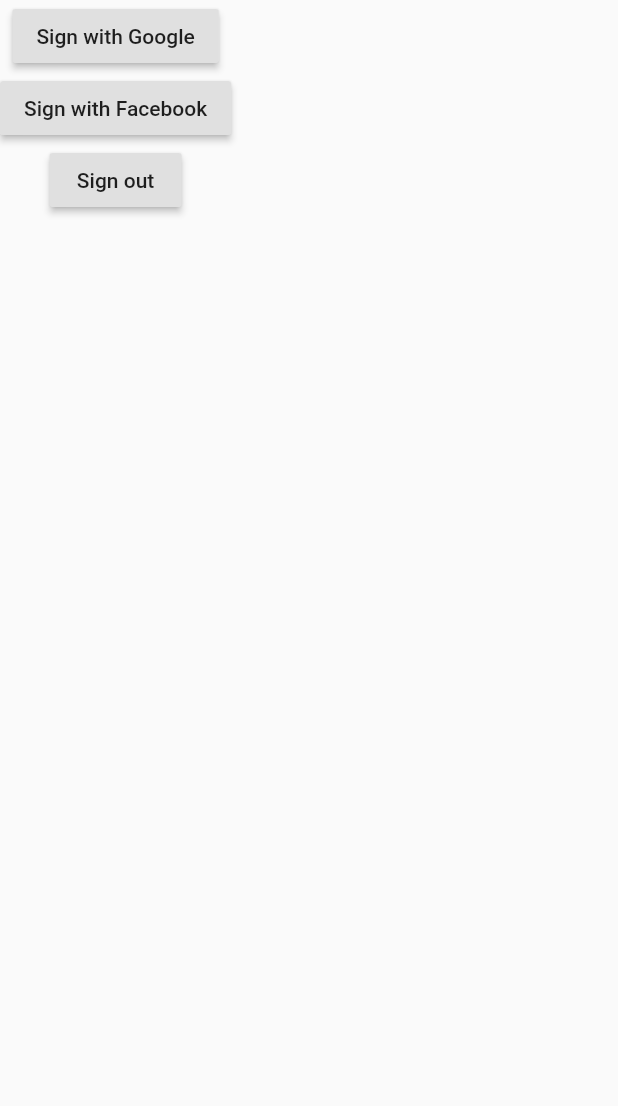
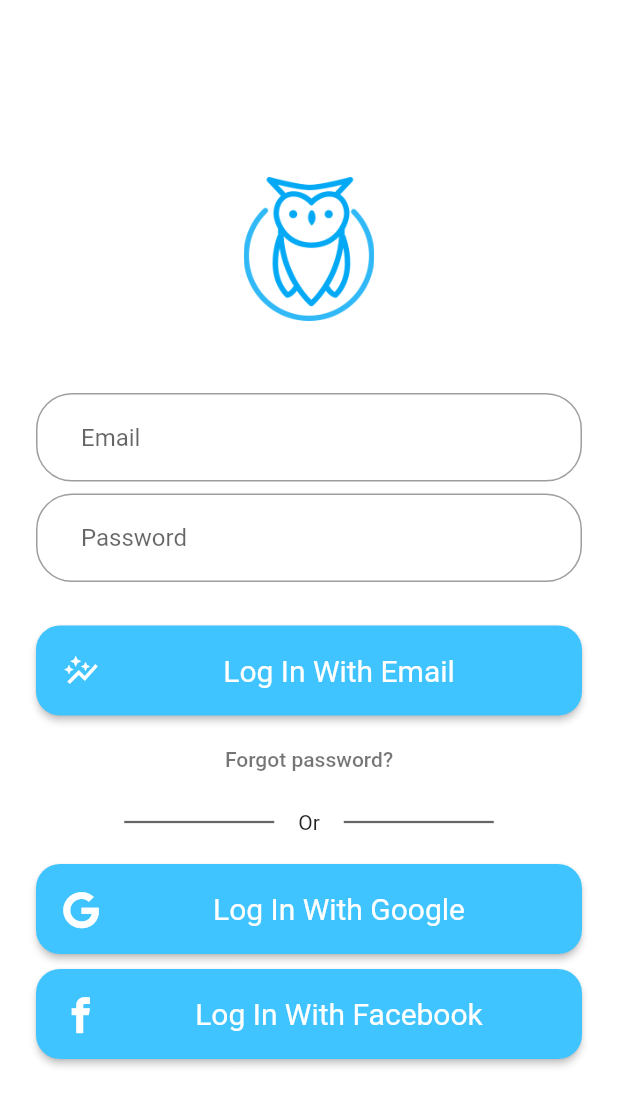
Before and after one commit to akashrajbanshi/bds, a Flutter app: the screen it shows after launch, on a phone screen of 412 x 824 dp. Shown: the top 1106 px of the screen. Run offline on Flutter 3.47's test engine with Material 2 defaults, Android fonts, the phone set to English and light mode, and no system bars; our stand-ins replace firebase_auth, firebase_database, google_sign_in, table_calendar; missing offline and left inert: flutter_facebook_login; accounts and stored records are empty.

Commit message:
Added login with email and password with firebase autentication

```diff
--- /dev/null
+++ b/lib/common/customicon.dart
@@ -0,0 +1,8 @@
+import 'package:flutter/material.dart';
+
+class CustomIcons {
+  static const IconData twitter = IconData(0xe900, fontFamily: "CustomIcons");
+  static const IconData facebook = IconData(0xe901, fontFamily: "CustomIcons");
+  static const IconData google = IconData(0xe902, fontFamily: "CustomIcons");
+  static const IconData email = IconData(0xe0be, fontFamily: "MaterialIcons");
+}
--- /dev/null
+++ b/lib/common/socialicon.dart
@@ -0,0 +1,22 @@
+import 'package:flutter/material.dart';
+
+class SocialIcon extends StatelessWidget {
+  final IconData iconData;
+
+  SocialIcon({this.iconData});
+
+  @override
+  Widget build(BuildContext context) {
+    return new Padding(
+      padding: EdgeInsets.only(),
+      child: Container(
+        width: 40.0,
+        height: 40.0,
+        child: RawMaterialButton(
+          shape: CircleBorder(),
+          child: Icon(iconData, color: Colors.white),
+        ),
+      ),
+    );
+  }
+}
--- /dev/null
+++ b/lib/common/styles.dart
@@ -0,0 +1,11 @@
+import 'dart:ui';
+
+import 'package:flutter/cupertino.dart';
+import 'package:flutter/material.dart';
+
+class Style {
+  static TextStyle button(BuildContext context) {
+    return Theme.of(context).textTheme.title.copyWith(
+        fontSize: 20, fontWeight: FontWeight.normal, color: Colors.white);
+  }
+}
--- a/lib/pages/authenticationpage.dart
+++ b/lib/pages/authenticationpage.dart
@@ -1,5 +1,10 @@
+import 'dart:async';
 import 'dart:convert';
+import 'dart:math';
 
+import 'package:bds/common/customicon.dart';
+import 'package:bds/common/socialicon.dart';
+import 'package:bds/common/styles.dart';
 import 'package:flutter/cupertino.dart';
 import 'package:firebase_auth/firebase_auth.dart';
 import 'package:flutter/material.dart';
@@ -14,7 +19,61 @@ class AuthenticationPage extends StatefulWidget {
 class _AuthenticationPageState extends State<AuthenticationPage> {
   final FirebaseAuth _auth = FirebaseAuth.instance;
   final GoogleSignIn _googleSignIn = new GoogleSignIn();
-  final FacebookLogin _facebookLogin = FacebookLogin();
+  final FacebookLogin _facebookSignIn = new FacebookLogin();
+
+  TextEditingController _emailController;
+  TextEditingController _passwordController;
+
+  final GlobalKey<ScaffoldState> scaffoldKey = new GlobalKey<ScaffoldState>();
+
+  @override
+  void initState() {
+    super.initState();
+
+    _emailController = TextEditingController();
+    _passwordController = TextEditingController();
+  }
+
+  @override
+  void dispose() {
+    _emailController.dispose();
+    _passwordController.dispose();
+    super.dispose();
+  }
+
+  void signUpWithEmail(email, password) async {
+    AuthResult result = await _auth
+        .createUserWithEmailAndPassword(email: email, password: password)
+        .catchError((e) {
+      scaffoldKey.currentState.showSnackBar(new SnackBar(
+        content: DefaultTextStyle(
+          child: Text(e.message.toString()),
+          style: TextStyle(color: Colors.black54),
+        ),
+        behavior: SnackBarBehavior.floating,
+        elevation: 2.0,
+        backgroundColor: Colors.white,
+      ));
+    });
+  }
+
+  void signIn(String email, String password) async {
+    AuthResult result = await _auth.signInWithEmailAndPassword(
+        email: email, password: password);
+  }
+
+  void signInWithFacebook() async {
+    final FacebookLoginResult result =
+        await _facebookSignIn.logIn(['email', 'public_profile']);
+
+    if (result.status == FacebookLoginStatus.loggedIn) {
+      FacebookAccessToken myToken = result.accessToken;
+      AuthCredential credential =
+          FacebookAuthProvider.getCredential(accessToken: myToken.token);
+
+      var user = await FirebaseAuth.instance.signInWithCredential(credential);
+    }
+  }
 
   void signInWithGoogle() async {
     final GoogleSignInAccount googleSignInAccount =
@@ -28,47 +87,174 @@ class _AuthenticationPageState extends State<AuthenticationPage> {
     );
     AuthResult authResult = await _auth.signInWithCredential(credential);
     FirebaseUser user = authResult.user;
-
-    if (user != null) {
-      print('SIgned in!');
-    }
   }
 
-  Future<Null> signOutWithGoogle() async {
+  Future<Null> signOut() async {
     // Sign out with firebase
     await _auth.signOut().then((_) {
-      _googleSignIn.signOut();
+      //_googleSignIn.signOut();
+      _facebookSignIn.logOut();
     });
   }
 
   @override
   Widget build(BuildContext context) {
-    return Scaffold(
-        body: SafeArea(
-      child: Container(
-        child: Column(
+    final logo = Hero(
+      tag: 'hero',
+      child: CircleAvatar(
+        backgroundColor: Colors.transparent,
+        radius: 48.0,
+        child: Image.asset('assets/logo.png'),
+      ),
+    );
+
+    final email = TextField(
+      keyboardType: TextInputType.emailAddress,
+      autofocus: false,
+      controller: _emailController,
+      maxLines: 1,
+      decoration: InputDecoration(
+        hintText: 'Email',
+        contentPadding: EdgeInsets.fromLTRB(30.0, 20.0, 30.0, 20.0),
+        border: OutlineInputBorder(borderRadius: BorderRadius.circular(24.0)),
+      ),
+    );
+
+    final password = TextField(
+      autofocus: false,
+      maxLines: 1,
+      controller: _passwordController,
+      obscureText: true,
+      decoration: InputDecoration(
+        hintText: 'Password',
+        contentPadding: EdgeInsets.fromLTRB(30.0, 20.0, 30.0, 20.0),
+        border: OutlineInputBorder(borderRadius: BorderRadius.circular(24.0)),
+      ),
+    );
+
+    final loginButton = Padding(
+      padding: EdgeInsets.symmetric(vertical: 5.0),
+      child: RaisedButton(
+        shape: RoundedRectangleBorder(
+          borderRadius: BorderRadius.circular(16),
+        ),
+        onPressed: () {
+          signUpWithEmail(_emailController.text, _passwordController.text);
+        },
+        padding: EdgeInsets.all(10),
+        color: Colors.lightBlueAccent,
+        child: Row(
           children: <Widget>[
-            RaisedButton(
-              child: Text('Sign with Google'),
-              onPressed: () {
-                signInWithGoogle();
-              },
-            ),
-            RaisedButton(
-              child: Text('Sign with Facebook'),
-              onPressed: () {
-                //initiateFacebookLogin();
-              },
-            ),
-            RaisedButton(
-              child: Text('Sign out'),
-              onPressed: () {
-                signOutWithGoogle();
-              },
+            SocialIcon(iconData: CustomIcons.email),
+            Expanded(
+              child: Text('Log In With Email',
+                  textAlign: TextAlign.center, style: Style.button(context)),
             )
           ],
         ),
       ),
-    ));
+    );
+
+    final emailAndPasswordForm = Column(
+      children: <Widget>[
+        SizedBox(height: 48.0),
+        email,
+        SizedBox(height: 8.0),
+        password,
+        SizedBox(height: 24.0),
+        loginButton,
+      ],
+    );
+
+    final forgotLabel = FlatButton(
+      child: Text(
+        'Forgot password?',
+        style: TextStyle(color: Colors.black54),
+      ),
+      onPressed: () {},
+    );
+
+    Widget horizontalLine() => Padding(
+          padding: EdgeInsets.symmetric(horizontal: 16.0),
+          child: Container(
+            width: 100.0,
+            height: 1.5,
+            color: Colors.black.withOpacity(0.6),
+          ),
+        );
+    final separator = Container(
+      child: Padding(
+        padding: EdgeInsets.only(top: 10.0),
+        child: Row(
+          mainAxisAlignment: MainAxisAlignment.center,
+          children: <Widget>[horizontalLine(), Text('Or'), horizontalLine()],
+        ),
+      ),
+    );
+
+    final googleButton = Padding(
+      padding: EdgeInsets.only(top: 20.0),
+      child: RaisedButton(
+        shape: RoundedRectangleBorder(
+          borderRadius: BorderRadius.circular(16),
+        ),
+        onPressed: () {
+          signInWithGoogle();
+        },
+        padding: EdgeInsets.all(10),
+        color: Colors.lightBlueAccent,
+        child: Row(
+          children: <Widget>[
+            SocialIcon(iconData: CustomIcons.google),
+            Expanded(
+              child: Text('Log In With Google',
+                  textAlign: TextAlign.center, style: Style.button(context)),
+            )
+          ],
+        ),
+      ),
+    );
+
+    final facebookButton = Padding(
+      padding: EdgeInsets.only(top: 10.0),
+      child: RaisedButton(
+        shape: RoundedRectangleBorder(
+          borderRadius: BorderRadius.circular(16),
+        ),
+        onPressed: () {
+          signInWithFacebook();
+        },
+        padding: EdgeInsets.all(10),
+        color: Colors.lightBlueAccent,
+        child: Row(
+          children: <Widget>[
+            SocialIcon(iconData: CustomIcons.facebook),
+            Expanded(
+              child: Text('Log In With Facebook',
+                  textAlign: TextAlign.center, style: Style.button(context)),
+            )
+          ],
+        ),
+      ),
+    );
+
+    return Scaffold(
+      backgroundColor: Colors.white,
+      key: scaffoldKey,
+      body: Center(
+        child: ListView(
+          shrinkWrap: true,
+          padding: EdgeInsets.only(left: 24.0, right: 24.0),
+          children: <Widget>[
+            logo,
+            emailAndPasswordForm,
+            forgotLabel,
+            separator,
+            googleButton,
+            facebookButton
+          ],
+        ),
+      ),
+    );
   }
 }
--- a/lib/pages/calendarpage.dart
+++ b/lib/pages/calendarpage.dart
@@ -69,6 +69,8 @@ class _CalendarPageState extends State<CalendarPage> {
   @override
   void dispose() {
     _calendarController.dispose();
+    _startTimeController.dispose();
+    _endTimeController.dispose();
     _onNoteAddedSubscription.cancel();
     super.dispose();
   }
```
Also changed, not shown: pubspec.yaml (+10 -1 lines), assets/CustomIcons.ttf (added), assets/Nunito.ttf (added), assets/logo.png (added), pubspec.lock, 2 other files.
